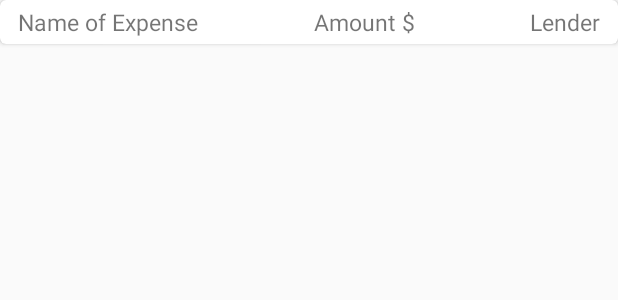
After one commit to dbkwolf/SplitStack, an Android app: the layout example_item.xml on its own in the app's theme, with its tools: preview values and no code run, on a phone screen of 412 x 824 dp. The commit adds this screen. Shown: the top 300 px of the screen. Run offline under Robolectric (Android 15) with nearby library versions, the phone set to English and light mode, and no system bars.

Commit message:
Recycleview for expenselist

```diff
--- a/app/src/main/AndroidManifest.xml
+++ b/app/src/main/AndroidManifest.xml
@@ -11,6 +11,8 @@
             android:theme="@style/AppTheme">
         <activity android:name=".EventListActivity">
         </activity>
+        <activity android:name=".ExpenseActivity">
+            </activity>
         <activity android:name=".MainActivity">
             <intent-filter>
                 <action android:name="android.intent.action.MAIN"/>
--- /dev/null
+++ b/app/src/main/res/layout/example_item.xml
@@ -0,0 +1,61 @@
+<?xml version="1.0" encoding="utf-8"?>
+<android.support.v7.widget.CardView xmlns:android="http://schemas.android.com/apk/res/android"
+    xmlns:tools="http://schemas.android.com/tools"
+    android:layout_width="match_parent"
+    android:layout_height="wrap_content"
+    xmlns:app="http://schemas.android.com/apk/res-auto"
+    app:cardCornerRadius="4dp">
+
+    <android.support.constraint.ConstraintLayout
+
+        android:layout_width="match_parent"
+        android:layout_height="match_parent"
+        android:layout_margin="4dp">
+
+        <!--<ImageView-->
+        <!--android:layout_width="50dp"-->
+        <!--android:layout_height="50dp"-->
+        <!--android:padding="2dp"/>-->
+
+        <TextView
+            android:id="@+id/textView"
+            android:layout_width="wrap_content"
+            android:layout_height="wrap_content"
+            android:layout_marginStart="8dp"
+            android:text="Name of Expense"
+            android:textSize="15sp"
+            app:layout_constraintBottom_toBottomOf="parent"
+            app:layout_constraintStart_toStartOf="parent"
+            app:layout_constraintTop_toTopOf="parent" />
+
+        <TextView
+            android:id="@+id/textView2"
+            android:layout_width="wrap_content"
+            android:layout_height="wrap_content"
+            android:layout_below="@+id/textView"
+            android:layout_marginStart="8dp"
+            android:layout_marginEnd="8dp"
+            android:layout_toEndOf="@+id/imageView"
+            android:text="Amount $"
+            android:textSize="15sp"
+            app:layout_constraintBottom_toBottomOf="parent"
+            app:layout_constraintEnd_toStartOf="@+id/textView3"
+            app:layout_constraintStart_toEndOf="@+id/textView"
+            app:layout_constraintTop_toTopOf="parent" />
+
+        <TextView
+            android:id="@+id/textView3"
+            android:layout_width="wrap_content"
+            android:layout_height="wrap_content"
+            android:layout_below="@+id/textView"
+            android:layout_marginEnd="8dp"
+            android:layout_toEndOf="@+id/imageView"
+            android:text="Lender"
+            android:textSize="15sp"
+            app:layout_constraintBottom_toBottomOf="parent"
+            app:layout_constraintEnd_toEndOf="parent"
+            app:layout_constraintTop_toTopOf="parent" />
+
+    </android.support.constraint.ConstraintLayout>
+
+</android.support.v7.widget.CardView>
--- a/app/src/main/res/values/strings.xml
+++ b/app/src/main/res/values/strings.xml
@@ -1,3 +1,6 @@
 <resources>
     <string name="app_name">SplitStack</string>
+    <string name="line_1">Line 1</string>
+    <string name="line_2">Line 2</string>
+    <string name="line_3">Line 3</string>
 </resources>
```
Also changed, not shown: app/src/main/java/com/example/splitstack/ExampleItem.java (added, +26 -0 lines), app/src/main/java/com/example/splitstack/ExpenseActivity.java (added, +34 -0 lines), app/src/main/java/com/example/splitstack/ExpenseAdapter.java (added, +55 -0 lines), app/src/main/java/com/example/splitstack/MainActivity.kt (+7 -2 lines), app/src/main/res/drawable/ic_android.xml (added, +9 -0 lines), app/src/main/res/layout/list_expenses.xml (added, +14 -0 lines).
